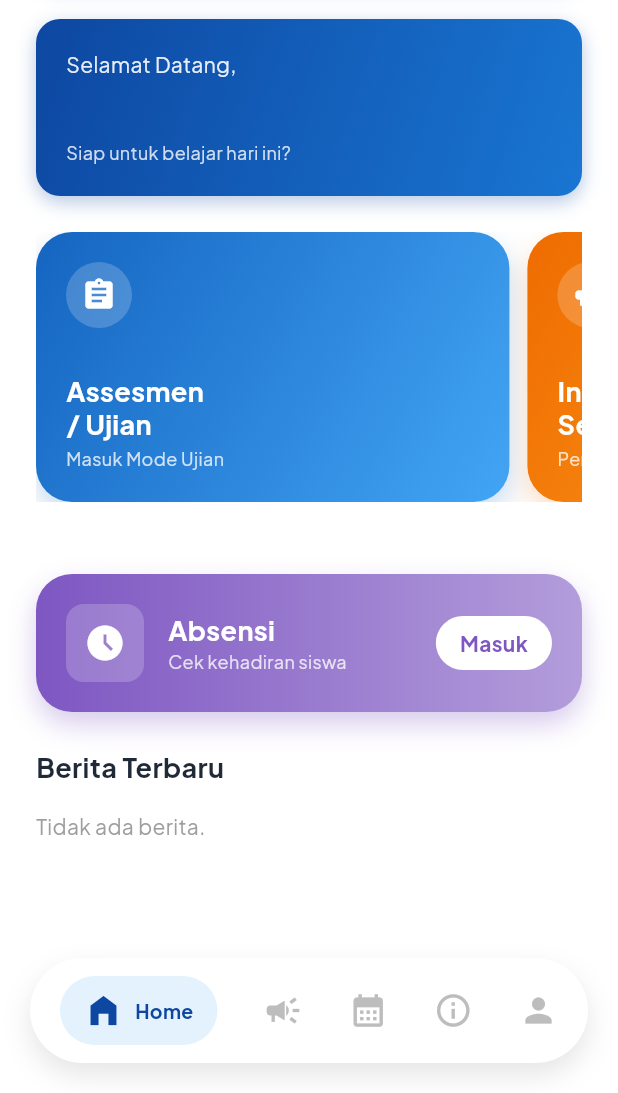
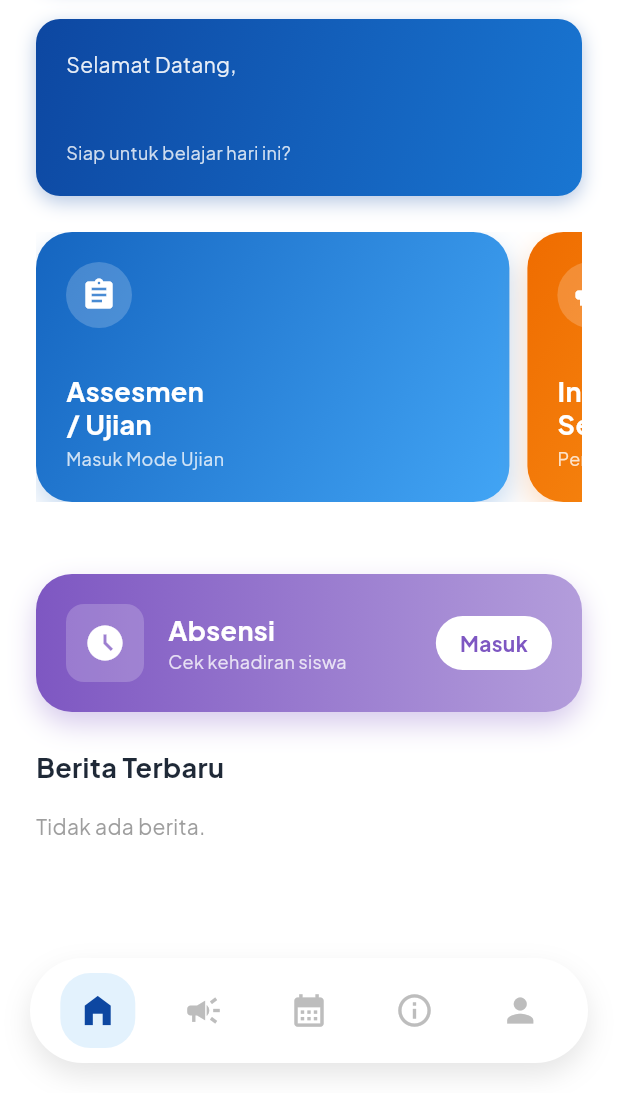
Before and after one commit to Dravide/CBT, a Flutter app: the HomePage screen opened directly, on a phone screen of 412 x 824 dp, the part 143-1236 px from its top. Run offline on Flutter 3.47's test engine with Material 3 defaults, Android fonts, the phone set to English and light mode, and no system bars; our stand-ins replace battery_plus, connectivity_plus, firebase_core, firebase_messaging, flutter_local_notifications, flutter_widget_from_html and 5 more; missing offline and left inert: app_usage, mobile_scanner; accounts and stored records are empty; network calls fail.

Commit message:
feat: Implement core application structure with a new home page, modern bottom navigation, settings page, and unread announcement notifications.

```diff
--- a/lib/home_page.dart
+++ b/lib/home_page.dart
@@ -25,7 +25,6 @@ import 'package:intl/intl.dart';
 import 'package:shared_preferences/shared_preferences.dart';
 import 'package:cbt_app/services/pengumuman_service.dart';
 import 'package:cbt_app/models/pengumuman.dart';
-import 'package:cbt_app/widgets/wellbeing_card.dart'; // Import Model
 import 'package:geolocator/geolocator.dart';
 import 'dart:async';
 
@@ -42,7 +41,6 @@ class _HomePageState extends State<HomePage> {
   PengumumanService _pengumumanService = PengumumanService();
   String? _userName;
   Pengumuman? _latestPengumuman;
-  bool _showWellbeing = false;
   late PageController _pageController;
 
   @override
@@ -121,12 +119,7 @@ class _HomePageState extends State<HomePage> {
   }
 
   Future<void> _loadSettings() async {
-    final prefs = await SharedPreferences.getInstance();
-    if (mounted) {
-      setState(() {
-        _showWellbeing = prefs.getBool('is_wellbeing_enabled') ?? false;
-      });
-    }
+    // Other settings if any
   }
 
   Future<void> _markAnnouncementsAsRead() async {
@@ -183,8 +176,8 @@ class _HomePageState extends State<HomePage> {
           // If not home, go to home
           _pageController.animateToPage(
             0,
-            duration: const Duration(milliseconds: 600),
-            curve: Curves.fastLinearToSlowEaseIn,
+            duration: const Duration(milliseconds: 400),
+            curve: Curves.easeOutCubic,
           );
           setState(() {
             _currentIndex = 0;
@@ -212,8 +205,8 @@ class _HomePageState extends State<HomePage> {
                   final visualIndex = _logicToVisual(index);
                   _pageController.animateToPage(
                     visualIndex,
-                    duration: const Duration(milliseconds: 600),
-                    curve: Curves.fastLinearToSlowEaseIn,
+                    duration: const Duration(milliseconds: 400),
+                    curve: Curves.easeOutCubic,
                   );
 
                   setState(() {
@@ -496,11 +489,6 @@ class _HomePageState extends State<HomePage> {
         padEnds: false, // Start from left
         children: [
           // Digital Wellbeing Card (New)
-          if (_showWellbeing)
-            Padding(
-              padding: const EdgeInsets.only(right: 12),
-              child: SizedBox(width: 250, child: const WellbeingCard()),
-            ),
 
           // Card 1: Assesmen (Existing Logic)
           Padding(
--- a/lib/widgets/modern_bottom_nav.dart
+++ b/lib/widgets/modern_bottom_nav.dart
@@ -30,14 +30,14 @@ class ModernBottomNav extends StatelessWidget {
         ],
       ),
       child: Padding(
-        padding: const EdgeInsets.symmetric(horizontal: 20),
+        padding: const EdgeInsets.symmetric(horizontal: 10), // Reduced side padding for more space
         child: Row(
-          mainAxisAlignment: MainAxisAlignment.spaceBetween,
+          mainAxisAlignment: MainAxisAlignment.spaceBetween, // Evenly spaced by Expanded
           crossAxisAlignment: CrossAxisAlignment.center,
           children: [
             _buildNavItem(Icons.home_filled, 'Home', 0),
             _buildNavItem(Icons.campaign, 'Info', 1, showBadge: hasUnreadInfo),
-            _buildNavItem(Icons.calendar_month, 'Jadwal', 4), // Changed from Agenda
+            _buildNavItem(Icons.calendar_month, 'Jadwal', 4),
             _buildNavItem(Icons.info_outline, 'Tentang', 2),
             _buildNavItem(Icons.person, 'Profil', 3),
           ],
@@ -48,29 +48,30 @@ class ModernBottomNav extends StatelessWidget {
 
   Widget _buildNavItem(IconData icon, String label, int index, {bool showBadge = false}) {
     final bool isSelected = currentIndex == index;
-    return GestureDetector(
+    return Expanded(
+      child: GestureDetector(
         onTap: () => onTap(index),
+        behavior: HitTestBehavior.opaque, // Catch all taps in the expanded area
+        child: Container(
+          color: Colors.transparent, // Ensures hit test works on empty space
+          height: double.infinity, // Fill vertical height
+          alignment: Alignment.center,
           child: AnimatedContainer(
-        duration: const Duration(milliseconds: 600),
-        curve: Curves.fastLinearToSlowEaseIn,
-        padding: EdgeInsets.symmetric(
-          horizontal: isSelected ? 16 : 0,
-          vertical: 10
-        ),
+            duration: const Duration(milliseconds: 400),
+            curve: Curves.easeOutCubic,
+            padding: EdgeInsets.all(isSelected ? 12 : 8),
             decoration: isSelected
                 ? BoxDecoration(
                     color: const Color(0xFFE3F2FD), // Very Light Blue Pill
-                borderRadius: BorderRadius.circular(25),
+                    borderRadius: BorderRadius.circular(20), // Slightly reduced radius
                   )
                 : null,
-        child: Row(
-          children: [
-            Stack(
+            child: Stack(
               clipBehavior: Clip.none,
               children: [
                 Icon(
                   icon,
-                  color: isSelected ? const Color(0xFF0D47A1) : Colors.grey[400], // Blue when selected
+                  color: isSelected ? const Color(0xFF0D47A1) : Colors.grey[400],
                   size: 26,
                 ),
                 if (showBadge)
@@ -88,23 +89,7 @@ class ModernBottomNav extends StatelessWidget {
                   ),
               ],
             ),
-            if (isSelected) ...[
-              const SizedBox(width: 8),
-              AnimatedOpacity(
-                duration: const Duration(milliseconds: 600),
-                opacity: isSelected ? 1.0 : 0.0,
-                curve: Curves.easeIn,
-                child: Text(
-                  label,
-                  style: GoogleFonts.plusJakartaSans(
-                    color: const Color(0xFF0D47A1), // Blue text when selected
-                    fontWeight: FontWeight.bold,
-                    fontSize: 13,
           ),
-                ),
-              ),
-            ],
-          ],
         ),
       ),
     );
--- a/pubspec.yaml
+++ b/pubspec.yaml
@@ -37,7 +37,6 @@ dependencies:
   webview_flutter: ^4.13.0
   mobile_scanner: ^7.1.3
   google_fonts: ^6.3.2
-  app_usage: ^4.0.0
   battery_plus: ^6.0.3
   connectivity_plus: ^6.1.1
   firebase_core: ^3.8.0
```
Also changed, not shown: lib/pages/settings_page.dart (+10 -22 lines), pubspec.lock, 1 other file. Lines whose indentation alone changed are shown as unchanged.
